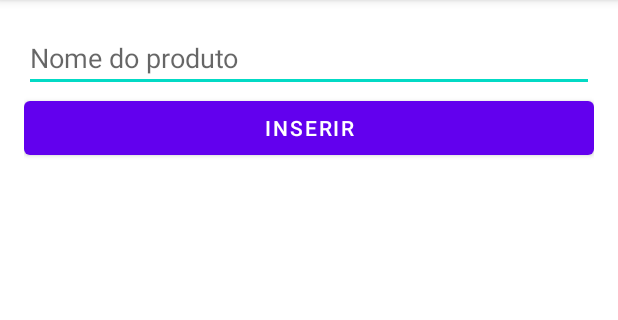
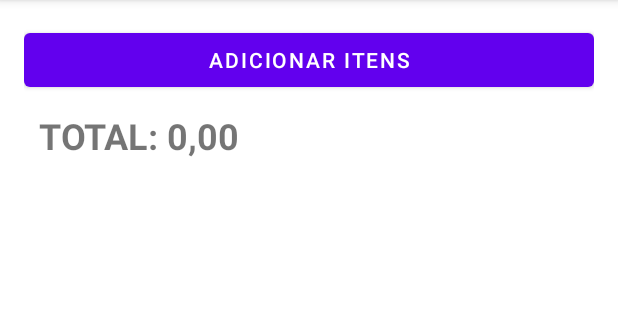
Before and after one commit to Iago-America/KotlinExercises, an Android app: the screen it shows after launch (MainActivity), on a phone screen of 412 x 824 dp, the part 84-404 px from its top. Run offline under Robolectric (Android 15) with nearby library versions, the phone set to English and light mode, and no system bars.

```diff
--- a/ListadeCompras_App/app/src/main/java/com/example/lista_de_compras_app/CadastroActivity.kt
+++ b/ListadeCompras_App/app/src/main/java/com/example/lista_de_compras_app/CadastroActivity.kt
@@ -7,5 +7,8 @@ class CadastroActivity : AppCompatActivity() {
     override fun onCreate(savedInstanceState: Bundle?) {
         super.onCreate(savedInstanceState)
         setContentView(R.layout.activity_cadastro)
+
+        //definição do ouvinte do botão
+
     }
 }
--- a/ListadeCompras_App/app/src/main/res/layout/activity_main.xml
+++ b/ListadeCompras_App/app/src/main/res/layout/activity_main.xml
@@ -8,21 +8,24 @@
     android:padding="16dp"
     tools:context=".MainActivity">
 
-    <EditText
-        android:id="@+id/txt_produto"
+    <Button
+        android:id="@+id/btn_adicionar"
         android:layout_width="match_parent"
         android:layout_height="wrap_content"
-        android:hint="Nome do produto" />
+        android:text="Adicionar itens" />
 
-    <Button
-        android:id="@+id/btn_inserir"
-        android:layout_width="match_parent"
+    <TextView
+        android:id="@+id/txt_total"
+        android:layout_width="wrap_content"
         android:layout_height="wrap_content"
-        android:text="Inserir" />
+        android:padding="10dp"
+        android:text="TOTAL: 0,00"
+        android:textSize="24sp"
+        android:textStyle="bold" />
 
     <ListView
         android:id="@+id/list_view_produtos"
         android:layout_width="wrap_content"
-        android:layout_height="wrap_content"> </ListView>
+        android:layout_height="wrap_content"></ListView>
 
 </LinearLayout>
```
Also changed, not shown: ListadeCompras_App/app/src/main/java/com/example/lista_de_compras_app/MainActivity.kt (+9 -11 lines).
